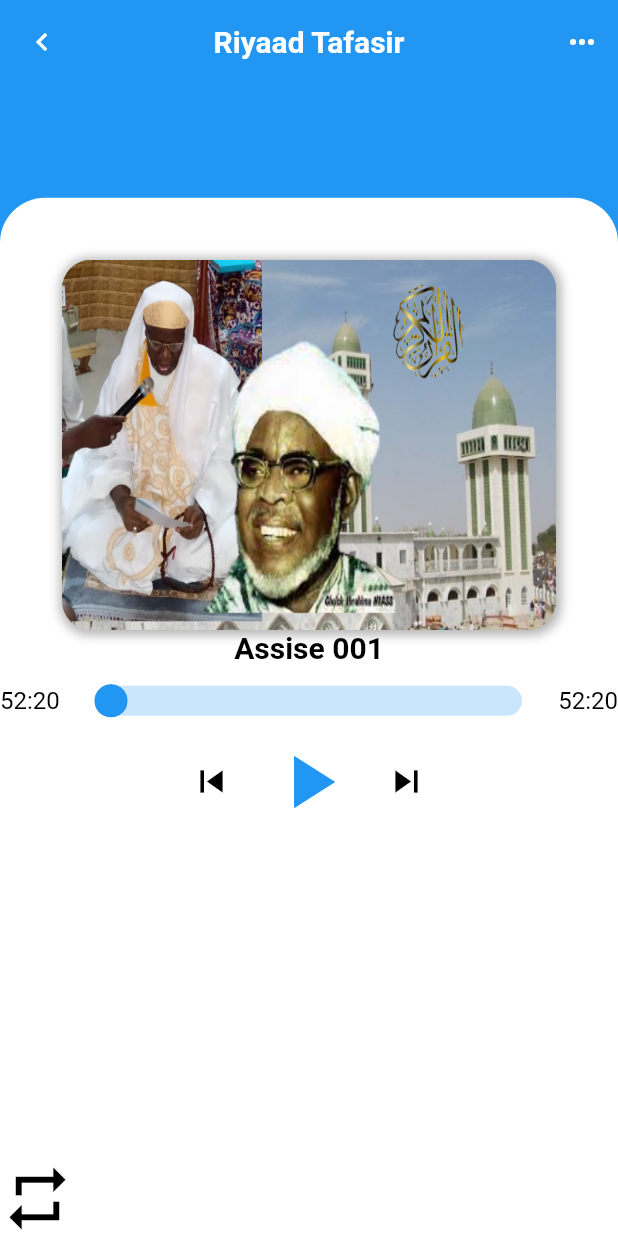
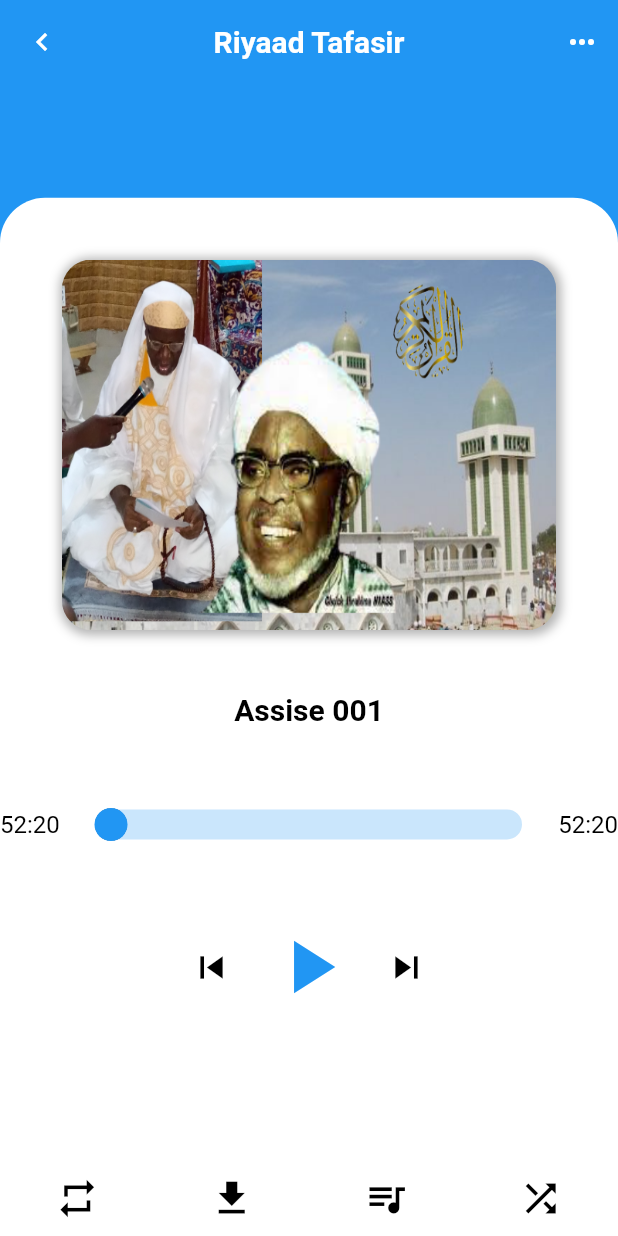
Before and after one commit to traore84/tafsir_app, a Flutter app: the screen it shows after launch, on a phone screen of 412 x 824 dp. Run offline on Flutter 3.47's test engine with Material 2 defaults, Android fonts, the light colour scheme and no system bars; our stand-ins replace cloud_firestore, firebase_core, get, google_fonts; accounts and stored records are empty.

Commit message:
player botton controls
fin de creation de player bottom controls

```diff
--- a/lib/screens/player_screen.dart
+++ b/lib/screens/player_screen.dart
@@ -80,13 +80,22 @@ class PlayerScreen extends StatelessWidget {
                 height: Get.height * .05,
               ),
               banerImage(),
+              SizedBox(
+                height: Get.height * .05,
+              ),
               Container(
                 child: Text(
                   'Assise 001',
                   style: playerBodyTextStyle,
                 ),
               ),
+              SizedBox(
+                height: Get.height * .05,
+              ),
               slider(),
+              SizedBox(
+                height: Get.height * .05,
+              ),
               playerControls(),
             ],
           ),
@@ -98,17 +107,46 @@ class PlayerScreen extends StatelessWidget {
 
   Widget playerBottomControls() {
     return Container(
+        margin: EdgeInsets.only(bottom: 10),
       child: Row(
+        mainAxisAlignment: MainAxisAlignment.spaceAround,
         children: [
           InkWell(
             child: Container(
               child: Icon(
                 Icons.repeat,
                 color: Colors.black,
-                size: 50,
+                size: 30,
               ),
             ),
-          )
+          ),
+          InkWell(
+            child: Container(
+              child: Icon(
+                Icons.download,
+                color: Colors.black,
+                size: 30,
+              ),
+            ),
+          ),
+          InkWell(
+            child: Container(
+              child: Icon(
+                Icons.queue_music,
+                color: Colors.black,
+                size: 30,
+              ),
+            ),
+          ),
+          InkWell(
+            child: Container(
+              child: Icon(
+                Icons.shuffle,
+                color: Colors.black,
+                size: 30,
+              ),
+            ),
+          ),
         ],
       ),
     );
```
